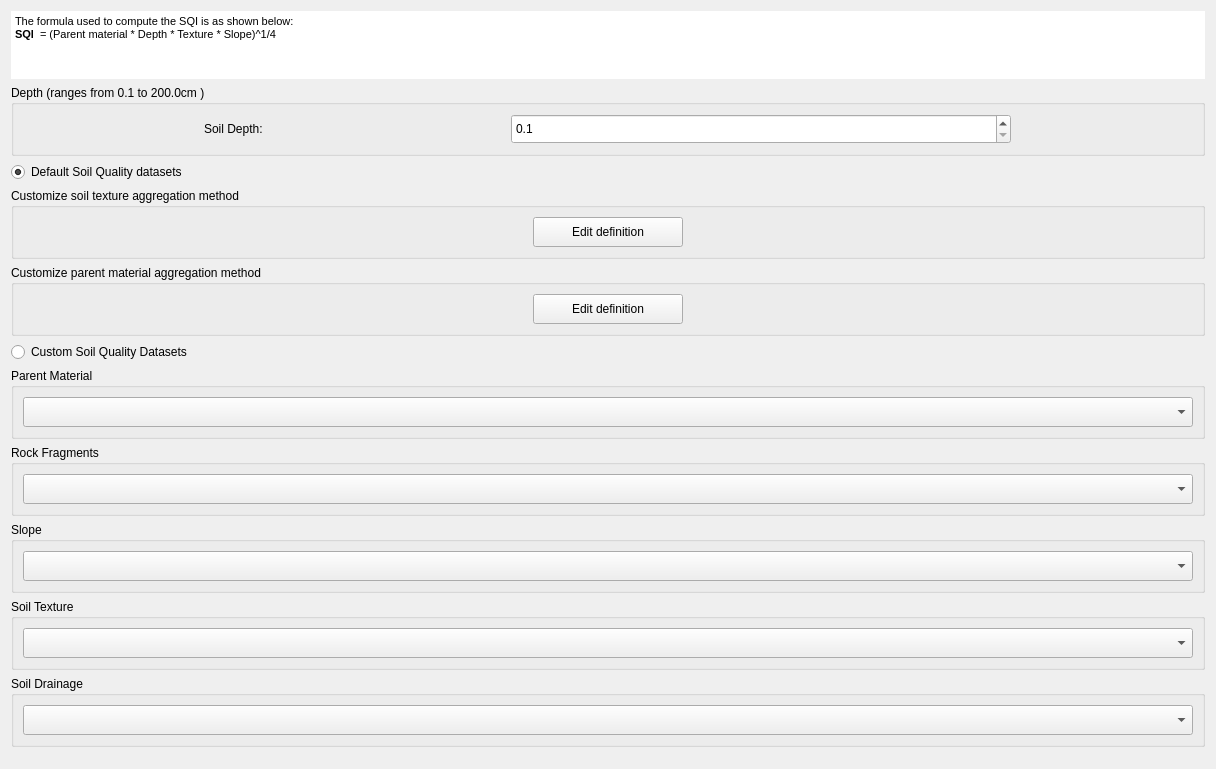
First picture: the form in MISLAND/gui/WidgetSQISetup.ui, repository LocateIT/trends.earth, before the edit.
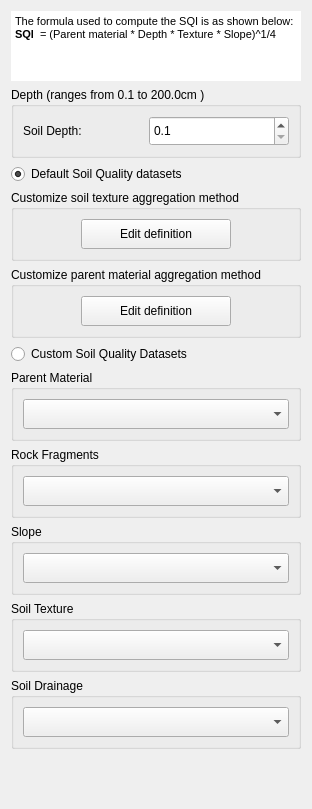
Second picture: the form after the edit. Custom widgets are drawn as their Qt base class.

Patch:
```diff
--- a/MISLAND/gui/WidgetSQISetup.ui
+++ b/MISLAND/gui/WidgetSQISetup.ui
@@ -6,10 +6,16 @@
    <rect>
     <x>0</x>
     <y>0</y>
-    <width>1216</width>
-    <height>769</height>
+    <width>312</width>
+    <height>809</height>
    </rect>
   </property>
+  <property name="sizePolicy">
+   <sizepolicy hsizetype="Fixed" vsizetype="Fixed">
+    <horstretch>0</horstretch>
+    <verstretch>0</verstretch>
+   </sizepolicy>
+  </property>
   <property name="windowTitle">
    <string>Form</string>
   </property>
```
